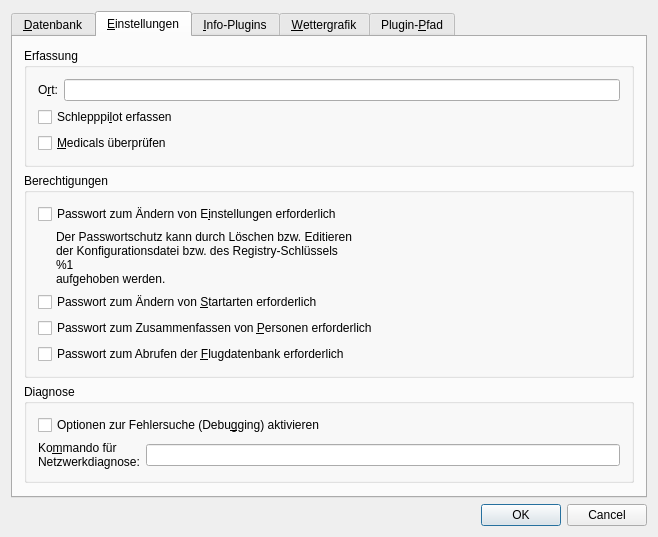
startkladde/startkladde, file src/gui/windows/SettingsWindow.ui: the form before one commit.
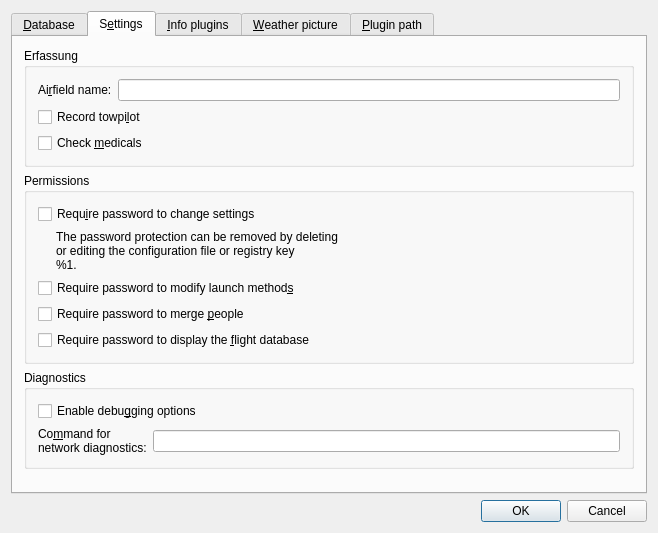
The form after the commit. The open tabs and pages were chosen to show the change. Custom widgets are drawn as their Qt base class.

```diff
--- a/src/gui/windows/SettingsWindow.ui
+++ b/src/gui/windows/SettingsWindow.ui
@@ -33,7 +33,7 @@
      </property>
      <widget class="QWidget" name="dbTab">
       <attribute name="title">
-       <string>&amp;Datenbank</string>
+       <string>&amp;Database</string>
       </attribute>
       <layout class="QVBoxLayout" name="verticalLayout_2">
        <item>
@@ -227,7 +227,7 @@
      </widget>
      <widget class="QWidget" name="settingsTab">
       <attribute name="title">
-       <string>&amp;Einstellungen</string>
+       <string>S&amp;ettings</string>
       </attribute>
       <layout class="QVBoxLayout" name="verticalLayout_4">
        <item>
@@ -239,7 +239,7 @@
           <item row="0" column="0">
            <widget class="QLabel" name="locationLabel">
             <property name="text">
-             <string>O&amp;rt:</string>
+             <string>Ai&amp;rfield name:</string>
             </property>
             <property name="buddy">
              <cstring>locationInput</cstring>
@@ -256,7 +256,7 @@
           <item row="2" column="0" colspan="2">
            <widget class="QCheckBox" name="checkMedicalsCheckbox">
             <property name="text">
-             <string>&amp;Medicals überprüfen</string>
+             <string>Check &amp;medicals</string>
             </property>
            </widget>
           </item>
@@ -266,7 +266,7 @@
              <string>Wenn aktiviert, kann der Name des Schlepppiloten von Flügen eingetragen werden</string>
             </property>
             <property name="text">
-             <string>Schlepppi&amp;lot erfassen</string>
+             <string>Record towpi&amp;lot</string>
             </property>
            </widget>
           </item>
@@ -276,7 +276,7 @@
        <item>
         <widget class="QGroupBox" name="permissionsBox">
          <property name="title">
-          <string>Berechtigungen</string>
+          <string>Permissions</string>
          </property>
          <layout class="QGridLayout" name="gridLayout_7">
           <item row="2" column="0">
@@ -286,7 +286,7 @@
 Datenbankpasswort eingegeben werden.</string>
             </property>
             <property name="text">
-             <string>Passwort zum Ändern von &amp;Startarten erforderlich</string>
+             <string>Require password to modify launch method&amp;s</string>
             </property>
            </widget>
           </item>
@@ -297,7 +297,7 @@
 das Datenbankpasswort eingegeben werden.</string>
             </property>
             <property name="text">
-             <string>Passwort zum Ändern von E&amp;instellungen erforderlich</string>
+             <string>Requ&amp;ire password to change settings</string>
             </property>
            </widget>
           </item>
@@ -319,10 +319,9 @@
              <item>
               <widget class="QLabel" name="passwordMessageLabel">
                <property name="text">
-                <string>Der Passwortschutz kann durch Löschen bzw. Editieren
-der Konfigurationsdatei bzw. des Registry-Schlüssels
-%1
-aufgehoben werden.</string>
+                <string>The password protection can be removed by deleting
+or editing the configuration file or registry key
+%1.</string>
                </property>
               </widget>
              </item>
@@ -332,14 +331,14 @@
           <item row="3" column="0">
            <widget class="QCheckBox" name="protectMergePeopleCheckbox">
             <property name="text">
-             <string>Passwort zum Zusammenfassen von &amp;Personen erforderlich</string>
+             <string>Require password to merge &amp;people</string>
             </property>
            </widget>
           </item>
           <item row="4" column="0">
            <widget class="QCheckBox" name="protectFlightDatabaseCheckbox">
             <property name="text">
-             <string>Passwort zum Abrufen der &amp;Flugdatenbank erforderlich</string>
+             <string>Require password to display the &amp;flight database</string>
             </property>
            </widget>
           </item>
@@ -349,7 +348,7 @@
        <item>
         <widget class="QGroupBox" name="diagnosticsBox">
          <property name="title">
-          <string>Diagnose</string>
+          <string>Diagnostics</string>
          </property>
          <layout class="QGridLayout" name="gridLayout_8">
           <item row="0" column="0" colspan="2">
@@ -358,7 +357,7 @@
              <string>Aktiviert einige Menüeinträge zur Fehlerdiagnose</string>
             </property>
             <property name="text">
-             <string>Optionen zur Fehlersuche (Debu&amp;gging) aktivieren</string>
+             <string>Enable debu&amp;gging options</string>
             </property>
            </widget>
           </item>
@@ -372,8 +371,8 @@
           <item row="1" column="0">
            <widget class="QLabel" name="diagCommandLabel">
             <property name="text">
-             <string>Ko&amp;mmando für
-Netzwerkdiagnose:</string>
+             <string>Co&amp;mmand for
+network diagnostics:</string>
             </property>
             <property name="buddy">
              <cstring>diagCommandInput</cstring>
@@ -400,7 +399,7 @@
      </widget>
      <widget class="QWidget" name="infoPluginsTab">
       <attribute name="title">
-       <string>&amp;Info-Plugins</string>
+       <string>&amp;Info plugins</string>
       </attribute>
       <layout class="QHBoxLayout" name="horizontalLayout_3">
        <item>
@@ -577,7 +576,7 @@
      </widget>
      <widget class="QWidget" name="weatherPluginsTab">
       <attribute name="title">
-       <string>&amp;Wettergrafik</string>
+       <string>&amp;Weather picture</string>
       </attribute>
       <layout class="QVBoxLayout" name="verticalLayout_10">
        <item>
@@ -848,7 +847,7 @@
      </widget>
      <widget class="QWidget" name="pluginPathsTab">
       <attribute name="title">
-       <string>Plugin-&amp;Pfad</string>
+       <string>&amp;Plugin path</string>
       </attribute>
       <layout class="QVBoxLayout" name="verticalLayout_5">
        <item>
```
Left out of the diff: 53 changed lines with no effect on the pictures.
